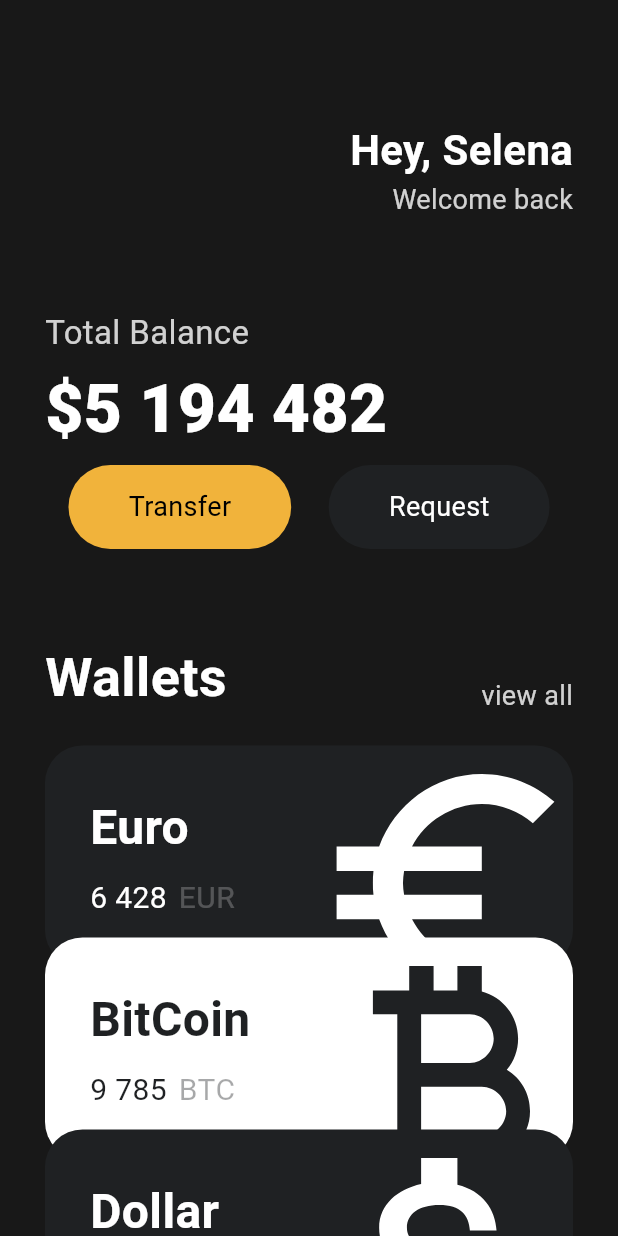
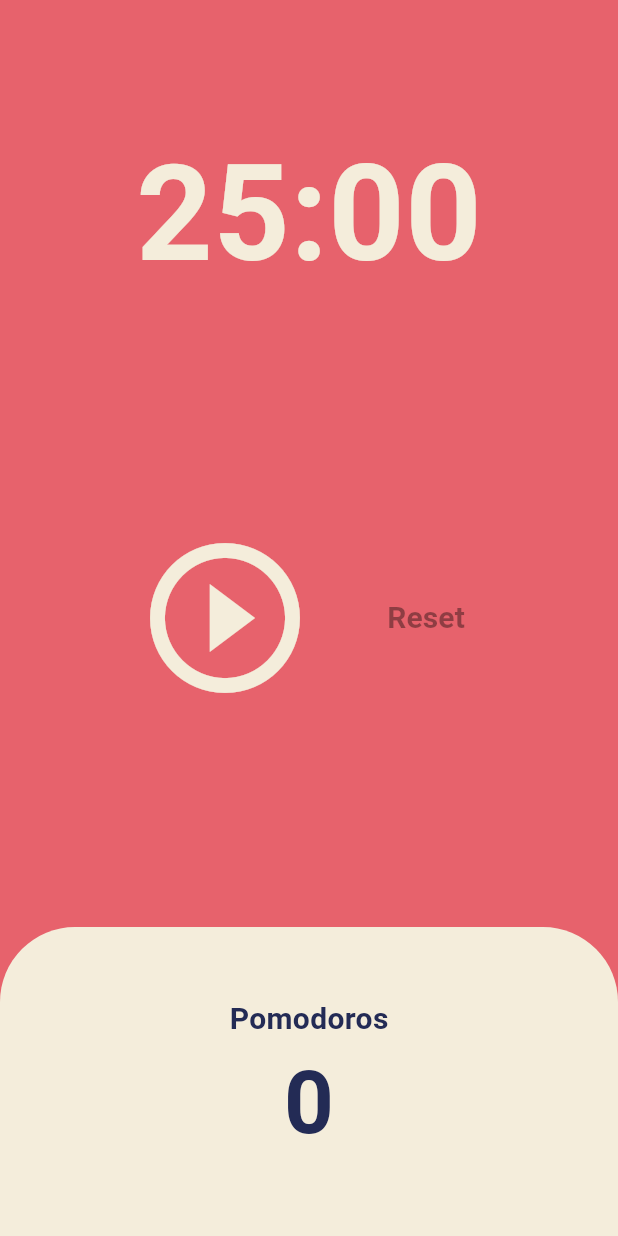
Before and after one commit to goodrain2626/flutter_study, a Flutter app: the screen it shows after launch, on a phone screen of 412 x 824 dp. Run offline on Flutter 3.47's test engine with Material 3 defaults, Android fonts, the phone set to English and light mode, and no system bars.

Commit message:
Feat: 포모도로 앱 구현

```diff
--- a/lib/main.dart
+++ b/lib/main.dart
@@ -1,6 +1,5 @@
 import 'package:flutter/material.dart';
-import 'package:flutter_study/button.dart';
-import 'package:flutter_study/currency_card.dart';
+import 'package:flutter_study/screens/home_screen.dart';
 
 void main() {
   runApp(const App());
@@ -12,134 +11,16 @@ class App extends StatelessWidget {
   @override
   Widget build(BuildContext context) {
     return MaterialApp(
-      home: Scaffold(
-        backgroundColor: const Color(0xFF181818),
-        body: SingleChildScrollView(
-          child: Padding(
-            padding: const EdgeInsets.symmetric(horizontal: 30),
-            child: Column(
-              crossAxisAlignment: CrossAxisAlignment.start,
-              children: [
-                const SizedBox(
-                  height: 80,
-                ),
-                Row(
-                  mainAxisAlignment: MainAxisAlignment.end,
-                  children: [
-                    Column(
-                      crossAxisAlignment: CrossAxisAlignment.end,
-                      children: [
-                        const Text(
-                          'Hey, Selena',
-                          style: TextStyle(
-                              color: Colors.white,
-                              fontSize: 28,
-                              fontWeight: FontWeight.w600),
-                        ),
-                        Text(
-                          'Welcome back',
-                          style: TextStyle(
-                            color: Colors.white.withOpacity(0.8),
-                            fontSize: 18,
-                          ),
-                        ),
-                      ],
-                    )
-                  ],
-                ),
-                const SizedBox(
-                  height: 60,
-                ),
-                Text(
-                  'Total Balance',
-                  style: TextStyle(
-                    color: Colors.white.withValues(alpha: 0.8),
-                    fontSize: 22,
-                  ),
-                ),
-                const SizedBox(
-                  height: 5,
-                ),
-                const Text(
-                  '\$5 194 482',
-                  style: TextStyle(
-                      color: Colors.white,
-                      fontSize: 44,
-                      fontWeight: FontWeight.w800),
-                ),
-                const SizedBox(
-                  height: 5,
-                ),
-                const Row(
-                  mainAxisAlignment: MainAxisAlignment.center,
-                  children: [
-                    Button(
-                        text: 'Transfer',
-                        bgColor: Color(0xFFF1B33B),
-                        textColor: Colors.black),
-                    SizedBox(
-                      width: 25,
-                    ),
-                    Button(
-                        text: 'Request',
-                        bgColor: Color(0xFF1f2123),
-                        textColor: Colors.white),
-                  ],
-                ),
-                const SizedBox(
-                  height: 60,
-                ),
-                Row(
-                  crossAxisAlignment: CrossAxisAlignment.end,
-                  mainAxisAlignment: MainAxisAlignment.spaceBetween,
-                  children: [
-                    const Text(
-                      'Wallets',
-                      style: TextStyle(
-                        color: Colors.white,
-                        fontSize: 36,
-                        fontWeight: FontWeight.w600,
-                      ),
-                    ),
-                    Text(
-                      'view all',
-                      style: TextStyle(
-                        color: Colors.white.withValues(alpha: 0.8),
-                        fontSize: 18,
-                      ),
-                    ),
-                  ],
-                ),
-                const SizedBox(height: 20),
-                const CurrencyCard(
-                  name: 'Euro',
-                  code: 'EUR',
-                  amount: '6 428',
-                  icon: Icons.euro_symbol_sharp,
-                  isInverted: false,
-                  order: 1,
-                ),
-                const CurrencyCard(
-                  name: 'BitCoin',
-                  code: 'BTC',
-                  amount: '9 785',
-                  icon: Icons.currency_bitcoin_sharp,
-                  isInverted: true,
-                  order: 2,
-                ),
-                const CurrencyCard(
-                  name: 'Dollar',
-                  code: 'USD',
-                  amount: '428',
-                  icon: Icons.attach_money_sharp,
-                  isInverted: false,
-                  order: 3,
-                ),
-              ],
-            ),
+      theme: ThemeData(
+        scaffoldBackgroundColor: const Color(0xFFE7626C),
+        textTheme: const TextTheme(
+          headlineLarge: TextStyle(
+            color: Color(0xFF232B55),
           ),
         ),
+        cardColor: const Color(0xFFF4EDDB),
       ),
+      home: const HomeScreen(),
     );
   }
 }
--- /dev/null
+++ b/lib/screens/home_screen.dart
@@ -0,0 +1,166 @@
+import 'dart:async';
+
+import 'package:flutter/material.dart';
+
+class HomeScreen extends StatefulWidget {
+  const HomeScreen({super.key});
+
+  @override
+  State<HomeScreen> createState() => _HomeScreenState();
+}
+
+class _HomeScreenState extends State<HomeScreen> {
+  static const twentyFiveMinutes = 1500;
+  int totalSeconds = twentyFiveMinutes;
+  bool isRunning = false;
+  int totalPomodoros = 0;
+  late Timer timer;
+  void onTick(Timer timer) {
+    if (totalSeconds == 0) {
+      setState(() {
+        totalPomodoros = totalPomodoros + 1;
+        isRunning = false;
+        totalSeconds = twentyFiveMinutes;
+      });
+      timer.cancel();
+    } else {
+      setState(() {
+        totalSeconds = totalSeconds - 1;
+      });
+    }
+  }
+
+  void onStartPressed() {
+    timer = Timer.periodic(
+      const Duration(seconds: 1),
+      onTick,
+    );
+    setState(() {
+      isRunning = true;
+    });
+  }
+
+  void onPausePressed() {
+    timer.cancel();
+    setState(() {
+      isRunning = false;
+    });
+  }
+
+  void onResetPressed() {
+    timer.cancel();
+    setState(() {
+      totalSeconds = twentyFiveMinutes;
+      isRunning = false;
+    });
+  }
+
+  String format(int seconds) {
+    var duration = Duration(seconds: seconds);
+    return duration.toString().split('.').first.substring(2, 7);
+  }
+
+  @override
+  Widget build(BuildContext context) {
+    return Scaffold(
+      backgroundColor: Theme.of(context).scaffoldBackgroundColor,
+      body: Column(
+        children: [
+          Flexible(
+            flex: 1,
+            child: Container(
+              alignment: Alignment.bottomCenter,
+              child: Text(
+                // '$totalSeconds',
+                format(totalSeconds),
+                style: TextStyle(
+                  color: Theme.of(context).cardColor,
+                  fontSize: 89,
+                  fontWeight: FontWeight.w600,
+                ),
+              ),
+            ),
+          ),
+          Flexible(
+            flex: 2,
+            child: Center(
+              child: Row(
+                mainAxisAlignment: MainAxisAlignment.center,
+                children: [
+                  IconButton(
+                    iconSize: 120,
+                    color: Theme.of(context).cardColor,
+                    onPressed: isRunning ? onPausePressed : onStartPressed,
+                    icon: Icon(isRunning
+                        ? Icons.pause_circle_outline_outlined
+                        : Icons.play_circle_outline),
+                  ),
+                  const SizedBox(width: 20),
+                  ElevatedButton(
+                    onPressed: onResetPressed, // Reset 메서드 호출
+                    style: ElevatedButton.styleFrom(
+                      backgroundColor: Colors.transparent, // 버튼 배경색
+                      shadowColor: Colors.transparent,
+                      foregroundColor: Colors.black38, // 버튼 텍스트 색상
+                      padding: const EdgeInsets.symmetric(
+                          horizontal: 20, vertical: 40), // 버튼 크기 조정
+                    ),
+                    child: const Text(
+                      "Reset",
+                      style: TextStyle(
+                        fontSize: 20,
+                        fontWeight: FontWeight.bold,
+                      ),
+                    ),
+                  ),
+                ],
+              ),
+            ),
+          ),
+          Flexible(
+            flex: 1,
+            child: Row(
+              children: [
+                Expanded(
+                  child: Container(
+                    decoration: BoxDecoration(
+                        color: Theme.of(context).cardColor,
+                        borderRadius: const BorderRadius.only(
+                          topLeft: Radius.circular(50),
+                          topRight: Radius.circular(50),
+                        )),
+                    child: Column(
+                      mainAxisAlignment: MainAxisAlignment.center,
+                      children: [
+                        Text(
+                          'Pomodoros',
+                          style: TextStyle(
+                              fontSize: 20,
+                              fontWeight: FontWeight.w600,
+                              color: Theme.of(context)
+                                  .textTheme
+                                  .headlineLarge!
+                                  .color),
+                        ),
+                        Text(
+                          '$totalPomodoros',
+                          style: TextStyle(
+                              fontSize: 58,
+                              fontWeight: FontWeight.w600,
+                              color: Theme.of(context)
+                                  .textTheme
+                                  .headlineLarge!
+                                  .color),
+                        ),
+                      ],
+                    ),
+                  ),
+                ),
+              ],
+            ),
+          ),
+        ],
+      ),
+    );
+  }
+}
```
